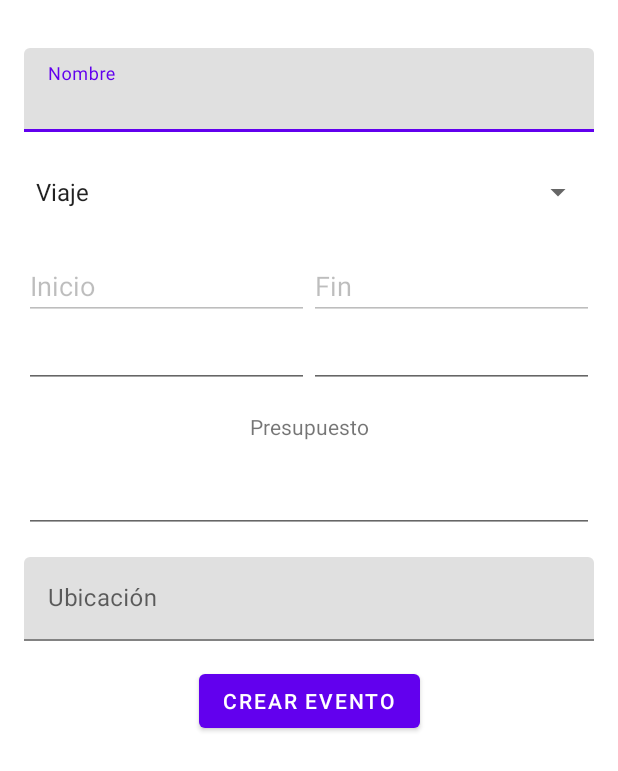
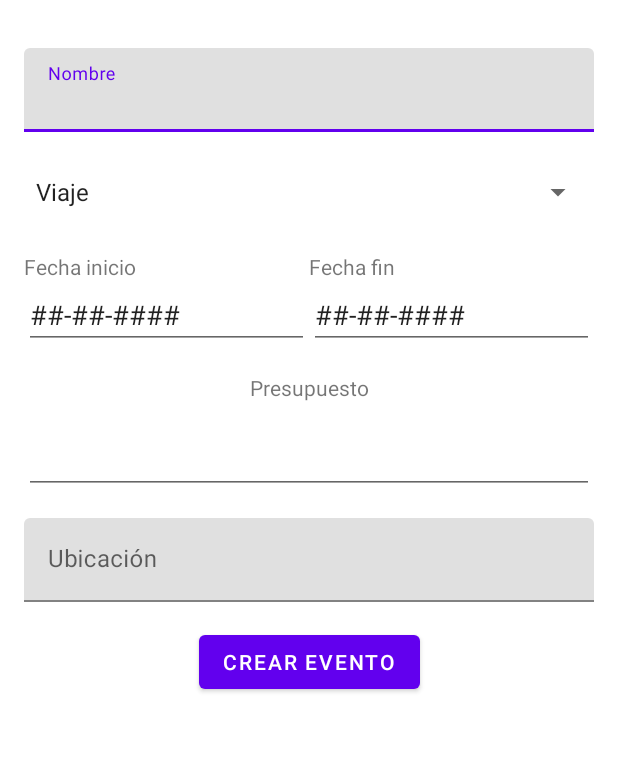
Before and after one commit to JulioLugo00/GestorDeViajes, an Android app: the CrearEventoFragment screen opened directly, with no data from a screen before it, after a tap on "CREAR EVENTO", on a phone screen of 412 x 824 dp. Shown: the top 771 px of the screen. Run offline under Robolectric (Android 15) with nearby library versions, the phone set to English and light mode, and no system bars; our stand-ins replace Firebase (no records; nobody signed in at launch, a user with empty details on screens opened directly).

Commit message:
El adaptador solamente muestra los eventos del usuario logeado Se cambiaron los text view por calendarios Se agregó la función que checa si la fecha inicio es despues a fecha final

```diff
--- a/app/src/main/java/mx/itesm/noobmasters/gestordeviajes/ui/crearevento/CrearEventoFragment.kt
+++ b/app/src/main/java/mx/itesm/noobmasters/gestordeviajes/ui/crearevento/CrearEventoFragment.kt
@@ -1,6 +1,5 @@
 package mx.itesm.noobmasters.gestordeviajes.ui.crearevento
 
-import android.content.Context
 import androidx.lifecycle.ViewModelProvider
 import android.os.Bundle
 import androidx.fragment.app.Fragment
@@ -9,22 +8,24 @@ import android.view.View
 import android.view.ViewGroup
 import android.widget.ArrayAdapter
 import android.widget.Spinner
-import android.widget.TextView
 import android.widget.Toast
+import com.google.firebase.auth.FirebaseAuth
+
 import com.google.firebase.database.FirebaseDatabase
 import com.google.firebase.database.ktx.database
 import com.google.firebase.ktx.Firebase
 import mx.itesm.noobmasters.gestordeviajes.R
 import mx.itesm.noobmasters.gestordeviajes.databinding.CreareventoFragmentBinding
-import mx.itesm.noobmasters.gestordeviajes.databinding.FragmentHomeBinding
 import mx.itesm.noobmasters.gestordeviajes.model.EventoTipo
-import mx.itesm.noobmasters.gestordeviajes.ui.home.HomeViewModel
+import java.text.SimpleDateFormat
+
 
 class CrearEventoFragment : Fragment() {
     lateinit var opciones: Spinner
     private lateinit var crearEventoViewModel: CrearEventoViewModel
     private lateinit var binding:CreareventoFragmentBinding
     private lateinit var baseDatos: FirebaseDatabase
+    private val mAuth = FirebaseAuth.getInstance()
 
 
     companion object {
@@ -57,21 +58,41 @@ class CrearEventoFragment : Fragment() {
         var adapter :ArrayAdapter<CharSequence>  = ArrayAdapter.createFromResource(requireContext(), R.array.opciones, android.R.layout.simple_spinner_item)
         opciones.adapter = adapter
 
+
+        binding.btnFechaInicio.setOnClickListener{
+            showDatePickedDialog()
+
+        }
+
+        binding.btnFechaFinal.setOnClickListener{
+            showDatePickedDialogFinal()
+        }
+
         binding.btnCrearEvento.setOnClickListener{
+            var usuario = mAuth.currentUser
 
             var presupuesto = binding.etnPresupuesto.text.toString()
             var ubicacion = binding.tilUbicacion.editText?.text.toString()
             var nombre  = binding.tilNombreEvento.editText?.text.toString()
-            var fechaInicio = binding.etdFechaInicio.text.toString()
-            var fechaFin = binding.etdFechaFinal.text.toString()
+            var fechaInicio = binding.btnFechaInicio.text.toString()
+            var fechaFin = binding.btnFechaFinal.text.toString()
             var tipoStr = binding.spinnerTipo.selectedItem.toString()
             var imagen = ""
 
 
-            if(presupuesto == "" || ubicacion == "" || fechaInicio == "" || nombre == ""|| fechaFin==""  ){
+            if(presupuesto == "" || ubicacion == ""  || nombre == ""
+                || fechaInicio == "##-##-####" || fechaFin == "##-##-####"){
                 Toast.makeText(requireContext(), "Es necesario introducir todos los datos", Toast.LENGTH_SHORT).show()
             }
+            else{
 
+                var dateFormat = SimpleDateFormat("yyyy-MM-dd")
+                var dateInicio = dateFormat.parse(fechaInicio)
+                var dateFinal = dateFormat.parse(fechaFin)
+
+                if (dateInicio.after(dateFinal)){
+                    Toast.makeText(requireContext(), "Las fechas de inicio debe ser antes de la final", Toast.LENGTH_SHORT).show()
+                }
                 else {
                     var presupuestoInt = presupuesto.toInt()
                     var tipo: EventoTipo
@@ -85,10 +106,34 @@ class CrearEventoFragment : Fragment() {
 
                     var evento = crearEventoViewModel.crearEvento(presupuestoInt, nombre, fechaInicio,fechaFin, tipo,
                         ubicacion, imagen)
-                val referencia = baseDatos.getReference("eventos/$nombre")
+                    val referencia = baseDatos.getReference("${usuario!!.uid}/$nombre")
                     referencia.setValue(evento)
                 }
             }
+        }
+    }
+
+
+
+    private fun showDatePickedDialogFinal() {
+        val datePicker = DatePickerFragment { day, month, year -> onDateSelectedFinal(day, month, year)}
+        datePicker.show(parentFragmentManager, "datePicker")
+    }
+
+    private fun onDateSelectedFinal(day: Int, month: Int, year: Int) {
+        binding.btnFechaFinal.setText("$day-$month-$year")
+
+    }
+
+    private fun showDatePickedDialog() {
+        val datePicker = DatePickerFragment { day, month, year -> onDateSelected(day, month, year)}
+        datePicker.show(parentFragmentManager, "datePicker")
+
+    }
+
+    fun onDateSelected(day:Int, month:Int, year:Int){
+        binding.btnFechaInicio.setText("$day-$month-$year")
+
     }
 
     private fun registrarObservadores() {
--- a/app/src/main/java/mx/itesm/noobmasters/gestordeviajes/ui/home/HomeViewModel.kt
+++ b/app/src/main/java/mx/itesm/noobmasters/gestordeviajes/ui/home/HomeViewModel.kt
@@ -2,6 +2,7 @@ package mx.itesm.noobmasters.gestordeviajes.ui.home
 
 import androidx.lifecycle.MutableLiveData
 import androidx.lifecycle.ViewModel
+import com.google.firebase.auth.FirebaseAuth
 import com.google.firebase.database.DataSnapshot
 import com.google.firebase.database.DatabaseError
 import com.google.firebase.database.FirebaseDatabase
@@ -13,6 +14,7 @@ class HomeViewModel : ViewModel() {
     // Modelo
     //arrayListOf
     //private val servicioPaises = ServicioPaises()
+    private val mAuth = FirebaseAuth.getInstance()
 
 
 
@@ -25,7 +27,8 @@ class HomeViewModel : ViewModel() {
     // Eventos
     fun descargarDatosEventos() {
         baseDatos = FirebaseDatabase.getInstance()
-        val referencia=baseDatos.getReference("eventos")
+
+        val referencia=baseDatos.getReference("${mAuth.currentUser!!.uid}")
 
         referencia.addValueEventListener(object :ValueEventListener{
 
--- a/app/src/main/res/layout/crearevento_fragment.xml
+++ b/app/src/main/res/layout/crearevento_fragment.xml
@@ -55,23 +55,22 @@
             android:layout_weight="1"
             android:orientation="vertical">
 
+            <TextView
+                android:id="@+id/textView5"
+                android:layout_width="match_parent"
+                android:layout_height="wrap_content"
+                android:text="Fecha inicio" />
+
             <EditText
-                android:id="@+id/editTextTextPersonName2"
+                android:id="@+id/btnFechaInicio"
                 android:layout_width="match_parent"
                 android:layout_height="wrap_content"
                 android:clickable="false"
-                android:editable="false"
                 android:ems="10"
-                android:enabled="false"
+                android:focusable="false"
                 android:inputType="textPersonName"
-                android:text="Inicio" />
+                android:text="##-##-####" />
 
-            <EditText
-                android:id="@+id/etdFechaInicio"
-                android:layout_width="match_parent"
-                android:layout_height="wrap_content"
-                android:ems="10"
-                android:inputType="date" />
         </LinearLayout>
 
         <LinearLayout
@@ -80,24 +79,22 @@
             android:layout_weight="1"
             android:orientation="vertical">
 
+            <TextView
+                android:id="@+id/textView6"
+                android:layout_width="match_parent"
+                android:layout_height="wrap_content"
+                android:text="Fecha fin" />
+
             <EditText
-                android:id="@+id/editTextTextPersonName3"
+                android:id="@+id/btnFechaFinal"
                 android:layout_width="match_parent"
                 android:layout_height="wrap_content"
                 android:clickable="false"
-                android:editable="false"
                 android:ems="10"
-                android:enabled="false"
                 android:focusable="false"
                 android:inputType="textPersonName"
-                android:text="Fin" />
+                android:text="##-##-####" />
 
-            <EditText
-                android:id="@+id/etdFechaFinal"
-                android:layout_width="match_parent"
-                android:layout_height="wrap_content"
-                android:ems="10"
-                android:inputType="date" />
         </LinearLayout>
     </LinearLayout>
 
```
Also changed, not shown: app/src/main/java/mx/itesm/noobmasters/gestordeviajes/ui/crearevento/DatePickerFragment.kt (added, +30 -0 lines). Lines whose indentation alone changed are shown as unchanged.
